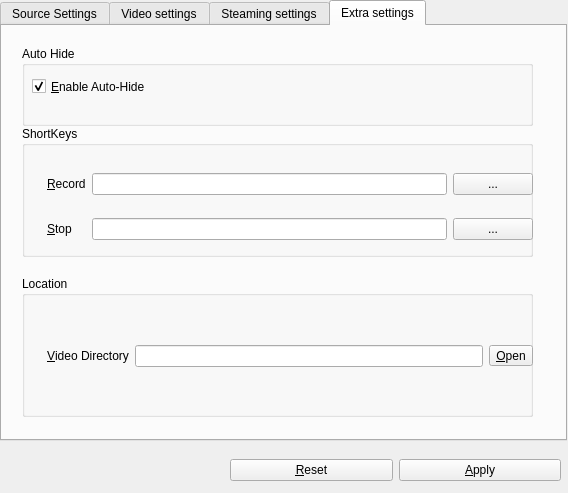
Before: the Qt Designer form src/freeseer/frontend/configtool/forms/freeseer_configtool_ui.ui in Freeseer/freeseer, drawn with Qt 5.
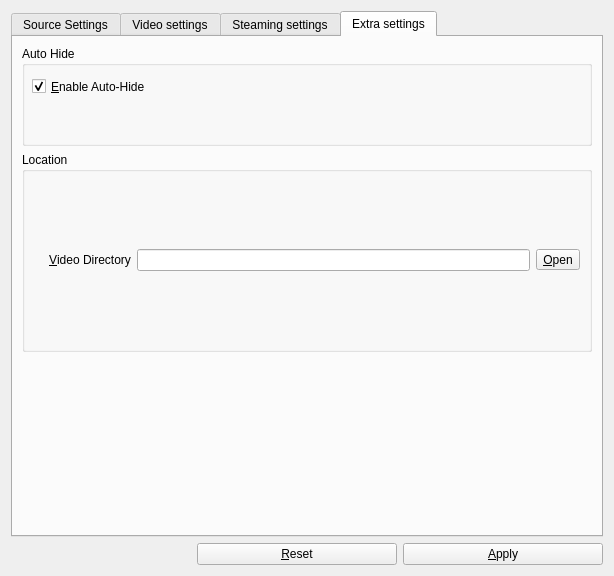
After: the same form once the commit is applied. The open tabs and pages were chosen to show the change. Icons and pictures are not drawn.

Commit message: remove globalshortcut panel from configtool ui.

Patch:
```diff
--- a/src/freeseer/frontend/configtool/forms/freeseer_configtool_ui.ui
+++ b/src/freeseer/frontend/configtool/forms/freeseer_configtool_ui.ui
@@ -6,8 +6,8 @@
    <rect>
     <x>0</x>
     <y>0</y>
-    <width>568</width>
-    <height>493</height>
+    <width>614</width>
+    <height>576</height>
    </rect>
   </property>
   <property name="windowTitle">
@@ -17,18 +17,12 @@
    <iconset resource="resource.qrc">
     <normaloff>:/freeseer/freeseer_logo.png</normaloff>:/freeseer/freeseer_logo.png</iconset>
   </property>
+  <layout class="QVBoxLayout" name="verticalLayout">
+   <item>
   <widget class="QTabWidget" name="configureTab">
    <property name="enabled">
     <bool>true</bool>
    </property>
-   <property name="geometry">
-    <rect>
-     <x>0</x>
-     <y>0</y>
-     <width>567</width>
-     <height>441</height>
-    </rect>
-   </property>
    <property name="cursor">
     <cursorShape>ArrowCursor</cursorShape>
    </property>
@@ -565,14 +559,14 @@
     <attribute name="title">
      <string>Extra settings</string>
     </attribute>
+      <layout class="QVBoxLayout" name="verticalLayout_7">
+       <item>
     <widget class="QGroupBox" name="groupBox_autoHide">
-     <property name="geometry">
-      <rect>
-       <x>20</x>
-       <y>20</y>
-       <width>511</width>
-       <height>80</height>
-      </rect>
+         <property name="minimumSize">
+          <size>
+           <width>0</width>
+           <height>100</height>
+          </size>
      </property>
      <property name="title">
       <string>Auto Hide</string>
@@ -615,107 +609,20 @@
       </property>
      </widget>
     </widget>
-    <widget class="QGroupBox" name="groupBox_shortKeys">
-     <property name="geometry">
-      <rect>
-       <x>20</x>
-       <y>100</y>
-       <width>511</width>
-       <height>131</height>
-      </rect>
-     </property>
-     <property name="title">
-      <string>ShortKeys</string>
-     </property>
-     <widget class="QWidget" name="layoutWidget_4">
-      <property name="geometry">
-       <rect>
-        <x>10</x>
-        <y>30</y>
-        <width>501</width>
-        <height>101</height>
-       </rect>
-      </property>
-      <layout class="QGridLayout" name="gridLayout_Shorkeys">
-       <property name="topMargin">
-        <number>0</number>
-       </property>
-       <item row="0" column="0">
-        <widget class="QLabel" name="label_record">
-         <property name="text">
-          <string>&amp;Record</string>
-         </property>
-         <property name="indent">
-          <number>15</number>
-         </property>
-         <property name="buddy">
-          <cstring>lineEdit_recordKey</cstring>
-         </property>
-        </widget>
        </item>
-       <item row="1" column="0">
-        <widget class="QLabel" name="label_stop">
-         <property name="text">
-          <string>&amp;Stop</string>
-         </property>
-         <property name="indent">
-          <number>15</number>
-         </property>
-         <property name="buddy">
-          <cstring>lineEdit_stopKey</cstring>
-         </property>
-        </widget>
-       </item>
-       <item row="0" column="1">
-        <widget class="QLineEdit" name="lineEdit_recordKey"/>
-       </item>
-       <item row="1" column="1">
-        <widget class="QLineEdit" name="lineEdit_stopKey"/>
-       </item>
-       <item row="0" column="2">
-        <widget class="QPushButton" name="pushButton_recordKey">
-         <property name="toolTip">
-          <string>Press this to set record shot key</string>
-         </property>
-         <property name="text">
-          <string>...</string>
-         </property>
-        </widget>
-       </item>
-       <item row="1" column="2">
-        <widget class="QPushButton" name="pushButton_StopKey">
-         <property name="toolTip">
-          <string>Press this to set record stop key</string>
-         </property>
-         <property name="text">
-          <string>...</string>
-         </property>
-        </widget>
-       </item>
-      </layout>
-     </widget>
-    </widget>
+       <item>
     <widget class="QGroupBox" name="groupBox_location">
-     <property name="geometry">
-      <rect>
-       <x>20</x>
-       <y>250</y>
-       <width>511</width>
-       <height>141</height>
-      </rect>
+         <property name="minimumSize">
+          <size>
+           <width>0</width>
+           <height>200</height>
+          </size>
      </property>
      <property name="title">
       <string>Location</string>
      </property>
-     <widget class="QWidget" name="layoutWidget_5">
-      <property name="geometry">
-       <rect>
-        <x>10</x>
-        <y>30</y>
-        <width>501</width>
-        <height>101</height>
-       </rect>
-      </property>
+         <layout class="QVBoxLayout" name="verticalLayout_8">
+          <item>
       <layout class="QGridLayout" name="gridLayout_Location">
        <property name="topMargin">
         <number>0</number>
@@ -744,22 +651,56 @@
         <widget class="QLineEdit" name="lineEdit_videoDirectory"/>
        </item>
       </layout>
-     </widget>
-    </widget>
-   </widget>
-  </widget>
-  <widget class="QWidget" name="layoutWidget">
-   <property name="geometry">
-    <rect>
-     <x>230</x>
-     <y>450</y>
-     <width>331</width>
-     <height>41</height>
-    </rect>
-   </property>
+          </item>
+         </layout>
+        </widget>
+       </item>
+       <item>
+        <spacer name="verticalSpacer_2">
+         <property name="orientation">
+          <enum>Qt::Vertical</enum>
+         </property>
+         <property name="sizeHint" stdset="0">
+          <size>
+           <width>20</width>
+           <height>40</height>
+          </size>
+         </property>
+        </spacer>
+       </item>
+      </layout>
+     </widget>
+    </widget>
+   </item>
+   <item>
    <layout class="QHBoxLayout" name="horizontalLayout_Apply_Reset">
+     <item>
+      <spacer name="horizontalSpacer">
+       <property name="orientation">
+        <enum>Qt::Horizontal</enum>
+       </property>
+       <property name="sizeHint" stdset="0">
+        <size>
+         <width>40</width>
+         <height>20</height>
+        </size>
+       </property>
+      </spacer>
+     </item>
     <item>
      <widget class="QPushButton" name="pushButton_reset">
+       <property name="sizePolicy">
+        <sizepolicy hsizetype="Fixed" vsizetype="Fixed">
+         <horstretch>0</horstretch>
+         <verstretch>0</verstretch>
+        </sizepolicy>
+       </property>
+       <property name="minimumSize">
+        <size>
+         <width>200</width>
+         <height>0</height>
+        </size>
+       </property>
       <property name="text">
        <string>&amp;Reset</string>
       </property>
@@ -767,6 +708,12 @@
     </item>
     <item>
      <widget class="QPushButton" name="pushButton_apply">
+       <property name="minimumSize">
+        <size>
+         <width>200</width>
+         <height>0</height>
+        </size>
+       </property>
       <property name="mouseTracking">
        <bool>false</bool>
       </property>
@@ -779,7 +726,8 @@
      </widget>
     </item>
    </layout>
-  </widget>
+   </item>
+  </layout>
   <zorder>layoutWidget</zorder>
   <zorder>configureTab</zorder>
  </widget>
```
Left out of the diff: 169 changed lines with no effect on the pictures. Lines whose indentation alone changed are shown as unchanged.
